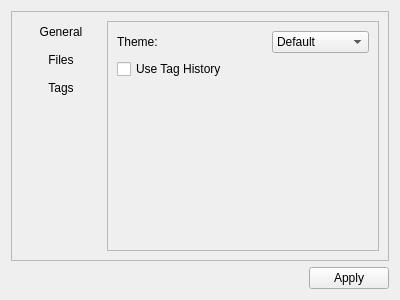
Above: configtab.ui from saelz/Pyros-qt before the change. Below: the same form after it.
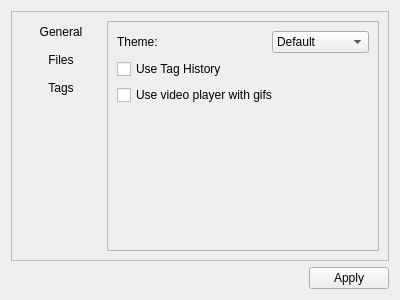
That is the form after the change.

Commit message: adds option to view gifs with video viewer

Diff of the .ui file:
```diff
--- a/configtab.ui
+++ b/configtab.ui
@@ -158,6 +158,13 @@
               </item>
              </layout>
             </item>
+            <item>
+             <widget class="QCheckBox" name="use_video_play_with_gifs">
+              <property name="text">
+               <string>Use video player with gifs</string>
+              </property>
+             </widget>
+            </item>
             <item>
              <spacer name="verticalSpacer_4">
               <property name="orientation">
```
The commit also changes 3 other files.
